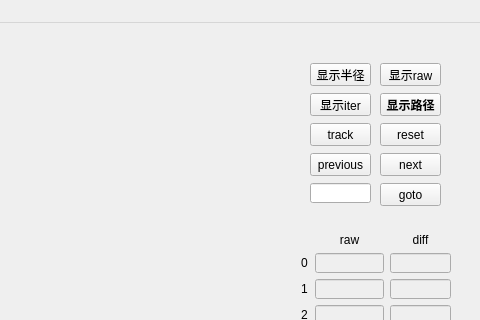
First picture: the form in src/mainwindow.ui, repository Imrono/locAlgrithom, before the edit; both pictures show x 520 to 1000 and y 0 to 320 of the 1000 by 650 pixel window.
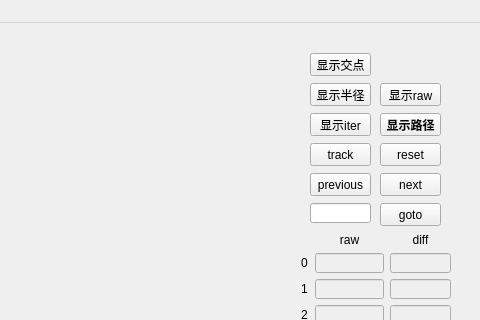
Second picture: the form after the edit. Custom widgets are drawn as their Qt base class.

Commit message: 2 circle cross point

```diff
--- a/src/mainwindow.ui
+++ b/src/mainwindow.ui
@@ -18,7 +18,7 @@
     <property name="geometry">
      <rect>
       <x>900</x>
-      <y>70</y>
+      <y>90</y>
       <width>61</width>
       <height>23</height>
      </rect>
@@ -37,7 +37,7 @@
     <property name="geometry">
      <rect>
       <x>830</x>
-      <y>100</y>
+      <y>120</y>
       <width>61</width>
       <height>23</height>
      </rect>
@@ -66,7 +66,7 @@
     <property name="geometry">
      <rect>
       <x>900</x>
-      <y>100</y>
+      <y>120</y>
       <width>61</width>
       <height>23</height>
      </rect>
@@ -79,7 +79,7 @@
     <property name="geometry">
      <rect>
       <x>900</x>
-      <y>130</y>
+      <y>150</y>
       <width>61</width>
       <height>23</height>
      </rect>
@@ -107,7 +107,7 @@
     <property name="geometry">
      <rect>
       <x>900</x>
-      <y>40</y>
+      <y>60</y>
       <width>61</width>
       <height>23</height>
      </rect>
@@ -120,7 +120,7 @@
     <property name="geometry">
      <rect>
       <x>830</x>
-      <y>130</y>
+      <y>150</y>
       <width>61</width>
       <height>23</height>
      </rect>
@@ -315,7 +315,7 @@
     <property name="geometry">
      <rect>
       <x>830</x>
-      <y>40</y>
+      <y>60</y>
       <width>61</width>
       <height>23</height>
      </rect>
@@ -328,7 +328,7 @@
     <property name="geometry">
      <rect>
       <x>830</x>
-      <y>70</y>
+      <y>90</y>
       <width>61</width>
       <height>23</height>
      </rect>
@@ -357,7 +357,7 @@
     <property name="geometry">
      <rect>
       <x>830</x>
-      <y>160</y>
+      <y>180</y>
       <width>61</width>
       <height>20</height>
      </rect>
@@ -367,7 +367,7 @@
     <property name="geometry">
      <rect>
       <x>900</x>
-      <y>160</y>
+      <y>180</y>
       <width>61</width>
       <height>23</height>
      </rect>
@@ -379,6 +379,19 @@
      <bool>true</bool>
     </property>
    </widget>
+   <widget class="QPushButton" name="showCross">
+    <property name="geometry">
+     <rect>
+      <x>830</x>
+      <y>30</y>
+      <width>61</width>
+      <height>23</height>
+     </rect>
+    </property>
+    <property name="text">
+     <string>显示交点</string>
+    </property>
+   </widget>
    <zorder>showPath</zorder>
    <zorder>beginTrack</zorder>
    <zorder>reset</zorder>
```
Left out of the diff: 1 changed line with no effect on the pictures. The commit also changes 10 other files.
